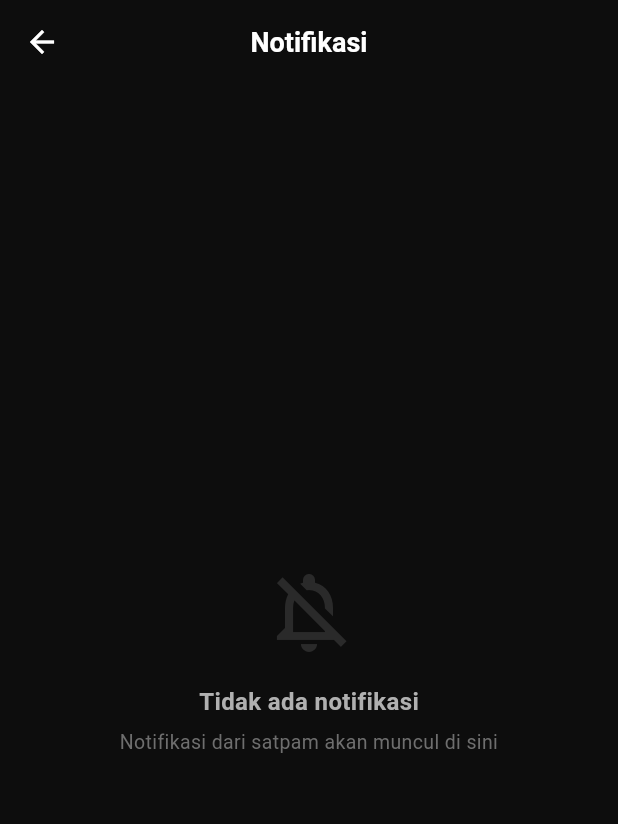
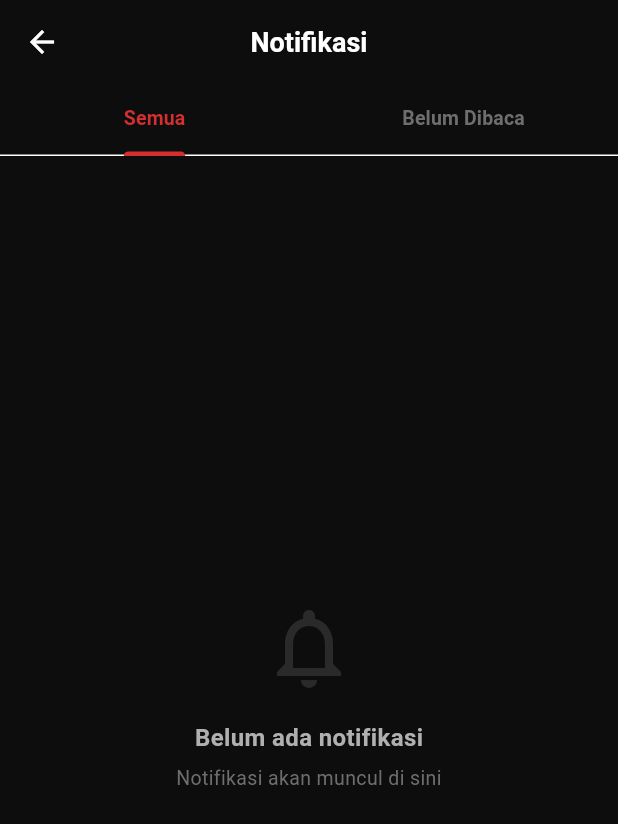
Before and after one commit to ikhsan-fillah/Panic-Button, a Flutter app: the HomeScreen screen opened by its route, after a tap on the "notifications" icon, on a phone screen of 412 x 824 dp. Shown: the top 824 px of the screen. Run offline on Flutter 3.47's test engine with Material 3 defaults, Android fonts, the phone set to English and light mode, and no system bars; our stand-ins replace cloud_firestore, dio, firebase_core, firebase_messaging, geolocator, get and 2 more; accounts and stored records are empty; network calls fail; statements that could not run were skipped.

Commit message:
feat: complete notifikasi feature - model, controller, screen, binding
- NotifikasiModel: map semua field dari GET /notifikasi backend
- NotifikasiController: getNotifikasi(), markRead(), saveFcmToken(), unread count
- NotifikasiScreen: list notifikasi dengan tab Semua/Belum Dibaca, badge unread, pull to refresh
- NotifikasiBinding: lazy put controller dengan fenix: true

```diff
--- a/lib/features/notifikasi/bindings/notifikasi_binding.dart
+++ b/lib/features/notifikasi/bindings/notifikasi_binding.dart
@@ -4,8 +4,9 @@ import '../controllers/notifikasi_controller.dart';
 class NotifikasiBinding extends Bindings {
   @override
   void dependencies() {
-    if (!Get.isRegistered<NotifikasiController>()) {
-      Get.lazyPut<NotifikasiController>(() => NotifikasiController());
-    }
+    Get.lazyPut<NotifikasiController>(
+      () => NotifikasiController(),
+      fenix: true,
+    );
   }
 }
--- a/lib/features/notifikasi/controllers/notifikasi_controller.dart
+++ b/lib/features/notifikasi/controllers/notifikasi_controller.dart
@@ -1,220 +1,77 @@
-import 'dart:async';
-import 'dart:convert';
-import 'package:flutter/material.dart';
+import 'package:firebase_messaging/firebase_messaging.dart';
 import 'package:get/get.dart';
-import 'package:dio/dio.dart';
-import 'package:shared_preferences/shared_preferences.dart';
 import '../../../core/services/api_service.dart';
-import '../../../core/services/auth_service.dart';
-import '../../../core/services/firebase_service.dart';
+import '../models/notifikasi_model.dart';
 
 class NotifikasiController extends GetxController {
   final ApiService _api = Get.find();
-  final FirebaseService _firebase = Get.find();
-  final AuthService _auth = Get.find();
 
-  final RxList<Map<String, dynamic>> notifikasiList = <Map<String, dynamic>>[].obs;
+  final RxList<NotifikasiModel> notifikasi = <NotifikasiModel>[].obs;
   final RxBool isLoading = false.obs;
   final RxInt unreadCount = 0.obs;
-  StreamSubscription? _notifikasiSub;
-  StreamSubscription? _broadcastSub;
-  Worker? _authWorker;
-  bool _broadcastPrimed = false;
-  String? _lastBroadcastKey;
-  static const String _localNotifKey = 'local_notifikasi_cache';
 
   @override
   void onInit() {
     super.onInit();
-    _loadLocalNotifikasi();
     getNotifikasi();
-    _listenFirebaseNotifikasi();
-    _listenBroadcast();
     saveFcmToken();
-    _authWorker = ever(_auth.currentUser, (_) {
-      _listenFirebaseNotifikasi();
-      _listenBroadcast();
-      getNotifikasi();
-      saveFcmToken();
-    });
   }
 
-  @override
-  void onClose() {
-    _notifikasiSub?.cancel();
-    _broadcastSub?.cancel();
-    _authWorker?.dispose();
-    super.onClose();
-  }
-
-  // ----------------------------------------------------------
-  // GET NOTIFIKASI dari API
-  // Endpoint: GET /notifikasi (Person 3 Backend)
-  // ----------------------------------------------------------
   Future<void> getNotifikasi() async {
-    isLoading.value = true;
     try {
-      final res = await _api.dio.get('/notifikasi');
-      List list;
-      final data = res.data;
-      if (data is List) {
-        list = data;
-      } else if (data is Map && data['data'] is List) {
-        list = data['data'] as List;
-      } else {
-        list = [];
+      isLoading.value = true;
+      final response = await _api.get('/notifikasi');
+      if (response.statusCode == 200) {
+        final List data = response.body is List ? response.body : [];
+        notifikasi.value =
+            data.map((e) => NotifikasiModel.fromJson(e)).toList();
+        _updateUnreadCount();
       }
-      final parsed = list
-          .whereType<Map>()
-          .map((e) => Map<String, dynamic>.from(e))
-          .toList();
-      if (parsed.isNotEmpty) {
-        notifikasiList.value = parsed;
-        await _saveLocalNotifikasi();
-      }
-      _countUnread();
-    } on DioException catch (_) {
+    } catch (_) {
     } finally {
       isLoading.value = false;
     }
   }
 
-  // ----------------------------------------------------------
-  // MARK AS READ
-  // Endpoint: PUT /notifikasi/{id}/read (Person 3 Backend)
-  // ----------------------------------------------------------
-  Future<void> markAsRead(int id) async {
+  Future<void> markRead(int id) async {
     try {
-      await _api.dio.put('/notifikasi/$id/read');
-      final idx = notifikasiList.indexWhere((n) => n['id'] == id);
-      if (idx != -1) {
-        notifikasiList[idx] = {...notifikasiList[idx], 'is_read': true};
-        notifikasiList.refresh();
-        _countUnread();
-        _saveLocalNotifikasi();
-      }
-    } catch (_) {}
-  }
-
-  Future<void> markAllAsRead() async {
-    final unread = notifikasiList.where((n) => !(n['is_read'] as bool? ?? false));
-    for (final n in unread) {
-      await markAsRead(n['id']);
-    }
-  }
-
-  void _countUnread() {
-    unreadCount.value =
-        notifikasiList.where((n) => !(n['is_read'] as bool? ?? false)).length;
-  }
-
-  // ----------------------------------------------------------
-  // FIREBASE REALTIME LISTENER
-  void _listenFirebaseNotifikasi() {
-    // Ambil user id dari AuthService (session global), lalu subscribe realtime.
-    final userId = _auth.userId;
-    if (userId == null) return;
-    _notifikasiSub?.cancel();
-    _notifikasiSub = _firebase.listenNotifikasiSOS(userId).listen((event) {
-      if (!event.exists) return;
-      // Saat ada trigger SOS di Firebase, refresh list dari API.
-      getNotifikasi();
-    });
-  }
-
-  void _listenBroadcast() {
-    _broadcastSub?.cancel();
-    _broadcastPrimed = false;
-    _broadcastSub = _firebase.listenBroadcast().listen((snapshot) {
-      if (snapshot.docs.isEmpty) return;
-      final data = snapshot.docs.first.data();
-      final pesan =
-          (data['pesan'] ?? data['message'] ?? 'Ada pesan darurat dari satpam')
-              .toString();
-      final judul =
-          (data['judul'] ?? data['title'] ?? 'Broadcast Darurat').toString();
-      final createdAt = (data['created_at'] ?? DateTime.now().toIso8601String())
-          .toString();
-      final broadcastId = snapshot.docs.first.id;
-      final key = '$broadcastId|$createdAt|$judul|$pesan';
-
-      if (!_broadcastPrimed) {
-        _broadcastPrimed = true;
-        _lastBroadcastKey = key;
-        return;
-      }
-      if (_lastBroadcastKey == key) return;
-      _lastBroadcastKey = key;
-
-      Get.snackbar(
-        judul,
-        pesan,
-        backgroundColor: const Color(0xFFB71C1C).withOpacity(0.95),
-        colorText: Colors.white,
-        duration: const Duration(seconds: 6),
-        icon: const Icon(Icons.campaign_rounded, color: Colors.white),
-        snackPosition: SnackPosition.TOP,
-        margin: const EdgeInsets.all(12),
-        borderRadius: 12,
-      );
-
-      final exists = notifikasiList.any(
-        (n) =>
-            (n['title']?.toString() == judul) &&
-            (n['message']?.toString() == pesan) &&
-            (n['created_at']?.toString() == createdAt),
-      );
-      if (!exists) {
-        notifikasiList.insert(0, {
-          'id': DateTime.now().millisecondsSinceEpoch,
-          'title': judul,
-          'message': pesan,
-          'created_at': createdAt,
-          'is_read': false,
-        });
-        _countUnread();
-        _saveLocalNotifikasi();
-      }
-
-      getNotifikasi();
-    });
-  }
-
-  // ----------------------------------------------------------
-  // KIRIM FCM TOKEN KE BACKEND
-  // Endpoint: POST /notifikasi/fcm-token (Person 4 Realtime)
-  // ----------------------------------------------------------
-  Future<void> saveFcmToken() async {
-    final token = _firebase.fcmToken ?? await _firebase.initAndGetToken();
-    if (token == null) return;
-    try {
-      await _api.dio.post('/notifikasi/fcm-token', data: {'fcm_token': token});
-    } catch (_) {}
-  }
-
-  Future<void> _loadLocalNotifikasi() async {
-    try {
-      final prefs = await SharedPreferences.getInstance();
-      final raw = prefs.getString(_localNotifKey);
-      if (raw == null || raw.isEmpty) return;
-      final decoded = jsonDecode(raw);
-      if (decoded is List) {
-        final local = decoded
-            .whereType<Map>()
-            .map((e) => Map<String, dynamic>.from(e))
-            .toList();
-        if (local.isNotEmpty) {
-          notifikasiList.value = local;
-          _countUnread();
+      final response = await _api.put('/notifikasi/$id/read', {});
+      if (response.statusCode == 200) {
+        final idx = notifikasi.indexWhere((n) => n.id == id);
+        if (idx != -1) {
+          final old = notifikasi[idx];
+          notifikasi[idx] = NotifikasiModel(
+            id: old.id,
+            userId: old.userId,
+            laporanId: old.laporanId,
+            title: old.title,
+            message: old.message,
+            isRead: true,
+            createdAt: old.createdAt,
+          );
+          notifikasi.refresh();
+          _updateUnreadCount();
         }
       }
     } catch (_) {}
   }
 
-  Future<void> _saveLocalNotifikasi() async {
+  Future<void> markAllRead() async {
+    final unread = notifikasi.where((n) => !n.isRead).toList();
+    for (final n in unread) {
+      await markRead(n.id);
+    }
+  }
+
+  Future<void> saveFcmToken() async {
     try {
-      final prefs = await SharedPreferences.getInstance();
-      await prefs.setString(_localNotifKey, jsonEncode(notifikasiList));
+      final token = await FirebaseMessaging.instance.getToken();
+      if (token == null) return;
+      await _api.post('/notifikasi/fcm-token', {'fcm_token': token});
     } catch (_) {}
   }
+
+  void _updateUnreadCount() {
+    unreadCount.value = notifikasi.where((n) => !n.isRead).length;
+  }
 }
--- /dev/null
+++ b/lib/features/notifikasi/models/notifikasi_model.dart
@@ -0,0 +1,35 @@
+class NotifikasiModel {
+  final int id;
+  final int userId;
+  final int? laporanId;
+  final String title;
+  final String message;
+  final bool isRead;
+  final String createdAt;
+
+  NotifikasiModel({
+    required this.id,
+    required this.userId,
+    this.laporanId,
+    required this.title,
+    required this.message,
+    required this.isRead,
+    required this.createdAt,
+  });
+
+  factory NotifikasiModel.fromJson(Map<String, dynamic> json) {
+    return NotifikasiModel(
+      id: json['id'] is int ? json['id'] : int.tryParse('${json['id']}') ?? 0,
+      userId: json['user_id'] is int ? json['user_id'] : int.tryParse('${json['user_id']}') ?? 0,
+      laporanId: json['laporan_id'] == null
+          ? null
+          : (json['laporan_id'] is int
+              ? json['laporan_id']
+              : int.tryParse('${json['laporan_id']}')),
+      title: json['title'] ?? '',
+      message: json['message'] ?? '',
+      isRead: json['is_read'] == true || json['is_read'] == 1,
+      createdAt: json['created_at'] ?? '',
+    );
+  }
+}
--- a/lib/features/notifikasi/views/notifikasi_screen.dart
+++ b/lib/features/notifikasi/views/notifikasi_screen.dart
@@ -1,7 +1,9 @@
 import 'package:flutter/material.dart';
 import 'package:get/get.dart';
 import '../../../core/theme/app_theme.dart';
+import '../../../core/routes/app_routes.dart';
 import '../controllers/notifikasi_controller.dart';
+import '../models/notifikasi_model.dart';
 
 class NotifikasiScreen extends StatefulWidget {
   const NotifikasiScreen({super.key});
@@ -10,13 +12,30 @@ class NotifikasiScreen extends StatefulWidget {
   State<NotifikasiScreen> createState() => _NotifikasiScreenState();
 }
 
-class _NotifikasiScreenState extends State<NotifikasiScreen> {
-  final NotifikasiController _ctrl = Get.find();
+class _NotifikasiScreenState extends State<NotifikasiScreen>
+    with SingleTickerProviderStateMixin {
+  late TabController _tabCtrl;
+  late final NotifikasiController _ctrl;
+
+  static const List<String> _tabs = ['Semua', 'Belum Dibaca'];
 
   @override
   void initState() {
     super.initState();
+    _ctrl = Get.find<NotifikasiController>();
+    _tabCtrl = TabController(length: _tabs.length, vsync: this);
     _ctrl.getNotifikasi();
+  }
+
+  @override
+  void dispose() {
+    _tabCtrl.dispose();
+    super.dispose();
+  }
+
+  List<NotifikasiModel> _filtered(int tabIndex) {
+    if (tabIndex == 0) return _ctrl.notifikasi.toList();
+    return _ctrl.notifikasi.where((n) => !n.isRead).toList();
   }
 
   @override
@@ -24,110 +43,138 @@ class _NotifikasiScreenState extends State<NotifikasiScreen> {
     return Scaffold(
       backgroundColor: AppTheme.bgPrimary,
       appBar: AppBar(
+        backgroundColor: AppTheme.bgPrimary,
         title: const Text('Notifikasi'),
         actions: [
-          Obx(() => _ctrl.unreadCount.value > 0
-              ? TextButton(
-                  onPressed: _ctrl.markAllAsRead,
-                  child: const Text('Tandai semua dibaca',
-                      style: TextStyle(color: AppTheme.accent, fontSize: 12)),
-                )
-              : const SizedBox.shrink()),
+          Obx(() {
+            if (_ctrl.unreadCount.value == 0) return const SizedBox.shrink();
+            return TextButton(
+              onPressed: _ctrl.markAllRead,
+              child: const Text(
+                'Tandai semua dibaca',
+                style: TextStyle(fontSize: 12, color: AppTheme.primary),
+              ),
+            );
+          }),
         ],
+        bottom: TabBar(
+          controller: _tabCtrl,
+          tabs: [
+            const Tab(text: 'Semua'),
+            Tab(
+              child: Obx(() {
+                final count = _ctrl.unreadCount.value;
+                return Row(
+                  mainAxisSize: MainAxisSize.min,
+                  children: [
+                    const Text('Belum Dibaca'),
+                    if (count > 0) ...[
+                      const SizedBox(width: 6),
+                      Container(
+                        padding: const EdgeInsets.symmetric(
+                            horizontal: 6, vertical: 2),
+                        decoration: BoxDecoration(
+                          color: AppTheme.primary,
+                          borderRadius: BorderRadius.circular(10),
+                        ),
+                        child: Text(
+                          '$count',
+                          style: const TextStyle(
+                              fontSize: 10,
+                              color: Colors.white,
+                              fontWeight: FontWeight.bold),
+                        ),
+                      ),
+                    ],
+                  ],
+                );
+              }),
+            ),
+          ],
+          indicatorColor: AppTheme.primary,
+          labelColor: AppTheme.primary,
+          unselectedLabelColor: AppTheme.textMuted,
+          indicatorWeight: 2,
+          labelStyle:
+              const TextStyle(fontSize: 13, fontWeight: FontWeight.w600),
+        ),
       ),
       body: Obx(() {
-        if (_ctrl.isLoading.value) {
-          return _buildSkeleton();
-        }
-        if (_ctrl.notifikasiList.isEmpty) {
-          return _buildEmpty();
-        }
+        if (_ctrl.isLoading.value) return _buildSkeleton();
+        return TabBarView(
+          controller: _tabCtrl,
+          children: List.generate(_tabs.length, (i) {
+            final items = _filtered(i);
+            if (items.isEmpty) return _buildEmpty(i);
             return RefreshIndicator(
               onRefresh: _ctrl.getNotifikasi,
               color: AppTheme.primary,
               child: ListView.builder(
-            padding: const EdgeInsets.symmetric(vertical: 8),
-            itemCount: _ctrl.notifikasiList.length,
-            itemBuilder: (_, i) => _buildItem(i),
+                padding: const EdgeInsets.symmetric(
+                    horizontal: 16, vertical: 14),
+                itemCount: items.length,
+                itemBuilder: (_, idx) =>
+                    _NotifCard(notif: items[idx], ctrl: _ctrl),
               ),
+            );
+          }),
         );
       }),
     );
   }
 
-  Widget _buildItem(int i) {
-    final n = _ctrl.notifikasiList[i];
-    final isUnread = !(n['is_read'] as bool? ?? false);
+  Widget _buildEmpty(int tabIndex) {
+    const messages = [
+      ['Belum ada notifikasi', 'Notifikasi akan muncul di sini'],
+      ['Semua sudah dibaca', 'Tidak ada notifikasi yang belum dibaca'],
+    ];
+    return Center(
+      child: Column(
+        mainAxisSize: MainAxisSize.min,
+        children: [
+          Icon(Icons.notifications_none_outlined,
+              size: 64, color: AppTheme.textMuted.withOpacity(0.3)),
+          const SizedBox(height: 16),
+          Text(messages[tabIndex][0],
+              style: const TextStyle(
+                  color: AppTheme.textSecondary,
+                  fontSize: 16,
+                  fontWeight: FontWeight.w600)),
+          const SizedBox(height: 6),
+          Text(messages[tabIndex][1],
+              textAlign: TextAlign.center,
+              style:
+                  const TextStyle(color: AppTheme.textMuted, fontSize: 13)),
+        ],
+      ),
+    );
+  }
 
-    return GestureDetector(
-      onTap: () => _ctrl.markAsRead(n['id']),
-      child: AnimatedContainer(
-        duration: const Duration(milliseconds: 200),
-        margin: const EdgeInsets.symmetric(horizontal: 16, vertical: 4),
-        padding: const EdgeInsets.all(16),
+  Widget _buildSkeleton() {
+    return ListView.builder(
+      padding: const EdgeInsets.symmetric(horizontal: 16, vertical: 14),
+      itemCount: 6,
+      itemBuilder: (_, i) => Container(
+        margin: const EdgeInsets.only(bottom: 10),
+        padding: const EdgeInsets.all(14),
         decoration: BoxDecoration(
-          color: isUnread
-              ? AppTheme.primary.withOpacity(0.08)
-              : AppTheme.bgCard,
-          borderRadius: BorderRadius.circular(12),
-          border: Border.all(
-            color: isUnread
-                ? AppTheme.primary.withOpacity(0.25)
-                : const Color(0xFF2E2E2E),
-          ),
+          color: AppTheme.bgCard,
+          borderRadius: BorderRadius.circular(14),
         ),
         child: Row(
-          crossAxisAlignment: CrossAxisAlignment.start,
           children: [
-            Container(
-              width: 40, height: 40,
-              decoration: BoxDecoration(
-                color: isUnread
-                    ? AppTheme.primary.withOpacity(0.15)
-                    : AppTheme.bgSurface,
-                shape: BoxShape.circle,
-              ),
-              child: Icon(
-                Icons.notifications_rounded,
-                size: 20,
-                color: isUnread ? AppTheme.primary : AppTheme.textMuted,
-              ),
-            ),
+            _shimmer(height: 44, width: 44, radius: 12),
             const SizedBox(width: 12),
             Expanded(
               child: Column(
                 crossAxisAlignment: CrossAxisAlignment.start,
                 children: [
-                  Text(
-                    n['title'] ?? 'Notifikasi',
-                    style: TextStyle(
-                      fontSize: 14,
-                      fontWeight: isUnread ? FontWeight.w700 : FontWeight.w500,
-                      color: AppTheme.textPrimary,
-                    ),
-                  ),
-                  const SizedBox(height: 4),
-                  Text(
-                    n['message'] ?? '',
-                    style: const TextStyle(fontSize: 13, color: AppTheme.textSecondary),
-                    maxLines: 2,
-                    overflow: TextOverflow.ellipsis,
-                  ),
+                  _shimmer(height: 13, width: double.infinity),
                   const SizedBox(height: 6),
-                  Text(
-                    n['created_at'] ?? '',
-                    style: const TextStyle(fontSize: 11, color: AppTheme.textMuted),
-                  ),
+                  _shimmer(height: 11, width: 200),
+                  const SizedBox(height: 6),
+                  _shimmer(height: 10, width: 80),
                 ],
-              ),
-            ),
-            if (isUnread)
-              Container(
-                width: 8, height: 8,
-                margin: const EdgeInsets.only(top: 4),
-                decoration: const BoxDecoration(
-                  shape: BoxShape.circle,
-                  color: AppTheme.primary,
               ),
             ),
           ],
@@ -136,60 +183,118 @@ class _NotifikasiScreenState extends State<NotifikasiScreen> {
     );
   }
 
-  Widget _buildEmpty() {
-    return Center(
-      child: Column(
-        mainAxisSize: MainAxisSize.min,
-        children: [
-          Icon(Icons.notifications_off_outlined,
-              size: 64, color: AppTheme.textMuted.withOpacity(0.3)),
-          const SizedBox(height: 16),
-          const Text('Tidak ada notifikasi',
-              style: TextStyle(
-                  color: AppTheme.textSecondary,
-                  fontSize: 16,
-                  fontWeight: FontWeight.w600)),
-          const SizedBox(height: 6),
-          const Text('Notifikasi dari satpam akan muncul di sini',
-              textAlign: TextAlign.center,
-              style: TextStyle(color: AppTheme.textMuted, fontSize: 13)),
-        ],
+  Widget _shimmer(
+      {required double height, required double width, double radius = 4}) {
+    return Container(
+      height: height,
+      width: width,
+      decoration: BoxDecoration(
+        color: const Color(0xFF2E2E2E),
+        borderRadius: BorderRadius.circular(radius),
       ),
     );
   }
+}
 
-  Widget _buildSkeleton() {
-    return ListView.builder(
-      padding: const EdgeInsets.symmetric(horizontal: 16, vertical: 8),
-      itemCount: 6,
-      itemBuilder: (_, __) => Container(
-        margin: const EdgeInsets.only(bottom: 8),
-        padding: const EdgeInsets.all(16),
+class _NotifCard extends StatelessWidget {
+  final NotifikasiModel notif;
+  final NotifikasiController ctrl;
+
+  const _NotifCard({required this.notif, required this.ctrl});
+
+  @override
+  Widget build(BuildContext context) {
+    final isBroadcast = notif.laporanId == null;
+    final iconColor = isBroadcast ? AppTheme.danger : AppTheme.primary;
+    final icon = isBroadcast
+        ? Icons.campaign_rounded
+        : Icons.assignment_late_outlined;
+
+    return GestureDetector(
+      onTap: () {
+        if (!notif.isRead) ctrl.markRead(notif.id);
+        if (!isBroadcast && notif.laporanId != null) {
+          Get.toNamed(
+            AppRoutes.detailLaporan,
+            arguments: notif.laporanId,
+          );
+        }
+      },
+      child: Container(
+        margin: const EdgeInsets.only(bottom: 10),
+        padding: const EdgeInsets.all(14),
         decoration: BoxDecoration(
-          color: AppTheme.bgCard,
+          color: notif.isRead
+              ? AppTheme.bgCard
+              : AppTheme.primary.withOpacity(0.06),
+          borderRadius: BorderRadius.circular(14),
+          border: Border.all(
+            color: notif.isRead
+                ? const Color(0xFF252525)
+                : AppTheme.primary.withOpacity(0.25),
+          ),
+        ),
+        child: Row(
+          crossAxisAlignment: CrossAxisAlignment.start,
+          children: [
+            // Icon
+            Container(
+              width: 44,
+              height: 44,
+              decoration: BoxDecoration(
+                color: iconColor.withOpacity(0.12),
                 borderRadius: BorderRadius.circular(12),
               ),
-        child: Row(
-          children: [
-            Container(
-              width: 40, height: 40,
-              decoration: BoxDecoration(
-                color: const Color(0xFF2E2E2E),
-                shape: BoxShape.circle,
-              ),
+              child: Icon(icon, color: iconColor, size: 20),
             ),
             const SizedBox(width: 12),
+            // Content
             Expanded(
               child: Column(
                 crossAxisAlignment: CrossAxisAlignment.start,
                 children: [
-                  Container(height: 14, width: double.infinity,
-                      decoration: BoxDecoration(color: const Color(0xFF2E2E2E),
-                          borderRadius: BorderRadius.circular(4))),
-                  const SizedBox(height: 6),
-                  Container(height: 12, width: 200,
-                      decoration: BoxDecoration(color: const Color(0xFF2E2E2E),
-                          borderRadius: BorderRadius.circular(4))),
+                  Row(
+                    children: [
+                      Expanded(
+                        child: Text(
+                          notif.title,
+                          style: TextStyle(
+                            fontSize: 13,
+                            fontWeight: notif.isRead
+                                ? FontWeight.w500
+                                : FontWeight.w700,
+                            color: AppTheme.textPrimary,
+                          ),
+                          maxLines: 1,
+                          overflow: TextOverflow.ellipsis,
+                        ),
+                      ),
+                      if (!notif.isRead)
+                        Container(
+                          width: 8,
+                          height: 8,
+                          margin: const EdgeInsets.only(left: 6, top: 2),
+                          decoration: BoxDecoration(
+                            color: AppTheme.primary,
+                            shape: BoxShape.circle,
+                          ),
+                        ),
+                    ],
+                  ),
+                  const SizedBox(height: 4),
+                  Text(
+                    notif.message,
+                    style: const TextStyle(
+                        fontSize: 12, color: AppTheme.textMuted),
+                    maxLines: 2,
+                    overflow: TextOverflow.ellipsis,
+                  ),
+                  const SizedBox(height: 4),
+                  Text(
+                    _formatTime(notif.createdAt),
+                    style: const TextStyle(
+                        fontSize: 10, color: AppTheme.textMuted),
+                  ),
                 ],
               ),
             ),
@@ -198,4 +303,19 @@ class _NotifikasiScreenState extends State<NotifikasiScreen> {
       ),
     );
   }
+
+  String _formatTime(String raw) {
+    if (raw.isEmpty) return '';
+    try {
+      final dt = DateTime.parse(raw).toLocal();
+      final now = DateTime.now();
+      final diff = now.difference(dt);
+      if (diff.inMinutes < 1) return 'Baru saja';
+      if (diff.inMinutes < 60) return '${diff.inMinutes} menit lalu';
+      if (diff.inHours < 24) return '${diff.inHours} jam lalu';
+      return '${diff.inDays} hari lalu';
+    } catch (_) {
+      return raw;
     }
+  }
+}
```
Lines whose indentation alone changed are shown as unchanged.
